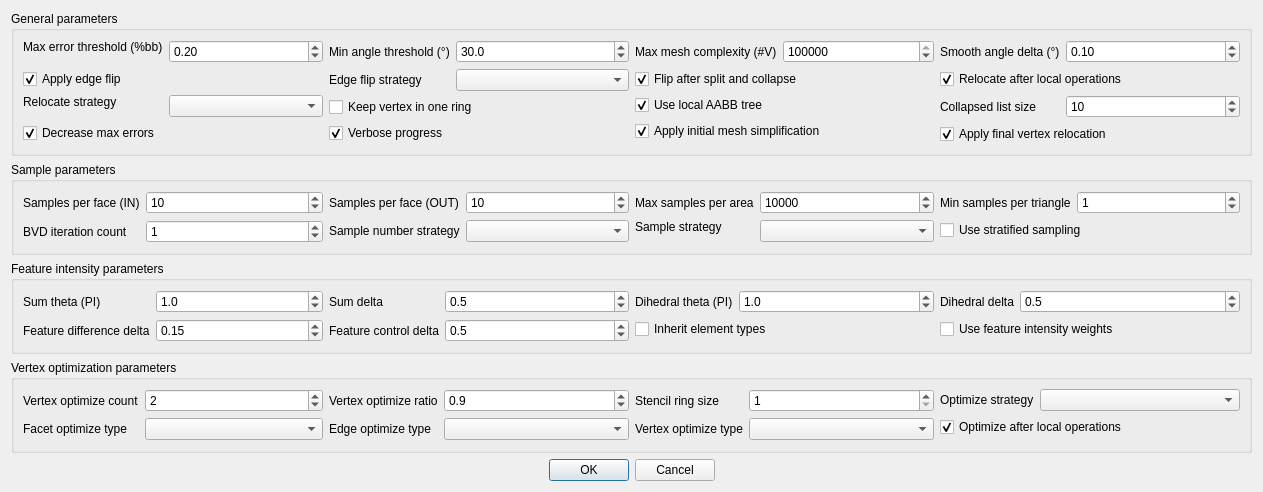
KaimoHu/2019_CGALRemeshing, file src/MinAngle_parameters.ui: the form before one commit.
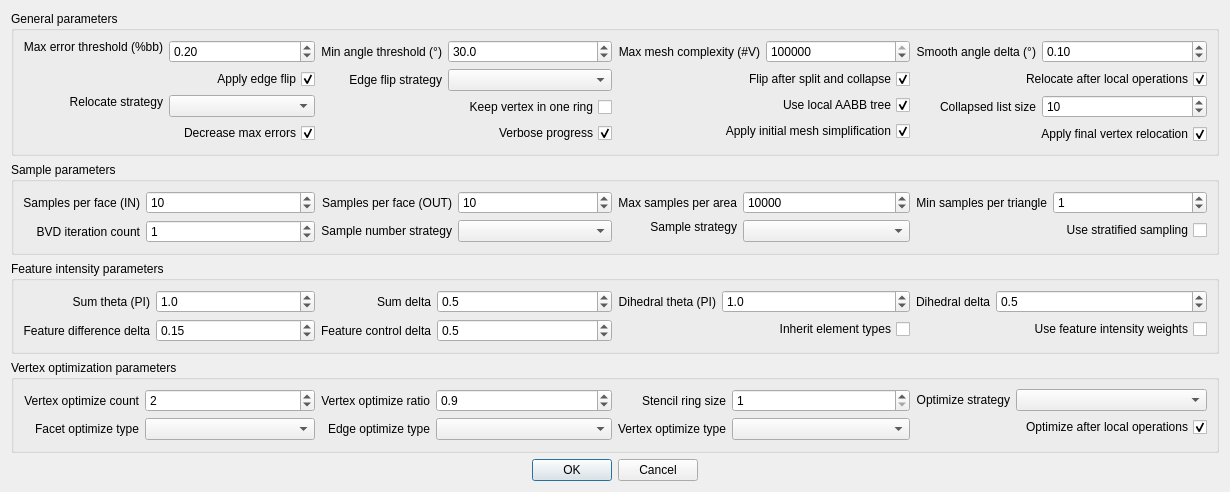
The form after the commit.

Patch:
```diff
--- a/src/MinAngle_parameters.ui
+++ b/src/MinAngle_parameters.ui
@@ -6,10 +6,16 @@
    <rect>
     <x>0</x>
     <y>0</y>
-    <width>1263</width>
+    <width>1230</width>
     <height>492</height>
    </rect>
   </property>
+  <property name="sizePolicy">
+   <sizepolicy hsizetype="Minimum" vsizetype="Preferred">
+    <horstretch>0</horstretch>
+    <verstretch>0</verstretch>
+   </sizepolicy>
+  </property>
   <property name="windowTitle">
    <string>Min Angle Parameters</string>
   </property>
@@ -28,19 +34,25 @@
      <layout class="QHBoxLayout" name="horizontalLayout">
       <item>
        <layout class="QFormLayout" name="formLayout">
+        <property name="labelAlignment">
+         <set>Qt::AlignRight|Qt::AlignTrailing|Qt::AlignVCenter</set>
+        </property>
         <item row="0" column="0">
          <widget class="QLabel" name="label1">
           <property name="sizePolicy">
-           <sizepolicy hsizetype="Fixed" vsizetype="Fixed">
+           <sizepolicy hsizetype="Minimum" vsizetype="Fixed">
             <horstretch>0</horstretch>
             <verstretch>0</verstretch>
            </sizepolicy>
           </property>
+          <property name="layoutDirection">
+           <enum>Qt::LeftToRight</enum>
+          </property>
           <property name="text">
            <string>Max error threshold (%bb)</string>
           </property>
           <property name="alignment">
-           <set>Qt::AlignLeading|Qt::AlignLeft|Qt::AlignVCenter</set>
+           <set>Qt::AlignRight|Qt::AlignTrailing|Qt::AlignVCenter</set>
           </property>
          </widget>
         </item>
@@ -63,7 +75,7 @@
         <item row="1" column="0" colspan="2">
          <widget class="QCheckBox" name="cb_apply_edge_flip">
           <property name="layoutDirection">
-           <enum>Qt::LeftToRight</enum>
+           <enum>Qt::RightToLeft</enum>
           </property>
           <property name="text">
            <string>Apply edge flip</string>
@@ -92,7 +104,7 @@
         <item row="3" column="0" colspan="2">
          <widget class="QCheckBox" name="cb_decrease_max_errors">
           <property name="layoutDirection">
-           <enum>Qt::LeftToRight</enum>
+           <enum>Qt::RightToLeft</enum>
           </property>
           <property name="text">
            <string>Decrease max errors</string>
@@ -105,7 +117,7 @@
         <item row="2" column="0">
          <widget class="QLabel" name="label">
           <property name="sizePolicy">
-           <sizepolicy hsizetype="Fixed" vsizetype="Fixed">
+           <sizepolicy hsizetype="Minimum" vsizetype="Fixed">
             <horstretch>0</horstretch>
             <verstretch>0</verstretch>
            </sizepolicy>
@@ -114,7 +126,7 @@
            <string>Relocate strategy</string>
           </property>
           <property name="alignment">
-           <set>Qt::AlignLeading|Qt::AlignLeft|Qt::AlignVCenter</set>
+           <set>Qt::AlignRight|Qt::AlignTrailing|Qt::AlignVCenter</set>
           </property>
          </widget>
         </item>
@@ -122,13 +134,25 @@
       </item>
       <item>
        <layout class="QFormLayout" name="formLayout_2">
+        <property name="labelAlignment">
+         <set>Qt::AlignRight|Qt::AlignTrailing|Qt::AlignVCenter</set>
+        </property>
         <item row="0" column="0">
          <widget class="QLabel" name="label2">
+          <property name="sizePolicy">
+           <sizepolicy hsizetype="Minimum" vsizetype="Preferred">
+            <horstretch>0</horstretch>
+            <verstretch>0</verstretch>
+           </sizepolicy>
+          </property>
+          <property name="layoutDirection">
+           <enum>Qt::LeftToRight</enum>
+          </property>
           <property name="text">
            <string>Min angle threshold (°)</string>
           </property>
           <property name="alignment">
-           <set>Qt::AlignLeading|Qt::AlignLeft|Qt::AlignVCenter</set>
+           <set>Qt::AlignRight|Qt::AlignTrailing|Qt::AlignVCenter</set>
           </property>
          </widget>
         </item>
@@ -167,7 +191,7 @@
         <item row="2" column="0" colspan="2">
          <widget class="QCheckBox" name="cb_keep_vertex_in_one_ring">
           <property name="layoutDirection">
-           <enum>Qt::LeftToRight</enum>
+           <enum>Qt::RightToLeft</enum>
           </property>
           <property name="text">
            <string>Keep vertex in one ring</string>
@@ -180,7 +204,7 @@
         <item row="3" column="0" colspan="2">
          <widget class="QCheckBox" name="cb_verbose_progress">
           <property name="layoutDirection">
-           <enum>Qt::LeftToRight</enum>
+           <enum>Qt::RightToLeft</enum>
           </property>
           <property name="text">
            <string>Verbose progress</string>
@@ -192,22 +216,40 @@
         </item>
         <item row="1" column="0">
          <widget class="QLabel" name="label_2">
+          <property name="sizePolicy">
+           <sizepolicy hsizetype="Minimum" vsizetype="Preferred">
+            <horstretch>0</horstretch>
+            <verstretch>0</verstretch>
+           </sizepolicy>
+          </property>
           <property name="text">
            <string>Edge flip strategy</string>
           </property>
+          <property name="alignment">
+           <set>Qt::AlignRight|Qt::AlignTrailing|Qt::AlignVCenter</set>
+          </property>
          </widget>
         </item>
        </layout>
       </item>
       <item>
        <layout class="QFormLayout" name="formLayout_3">
+        <property name="labelAlignment">
+         <set>Qt::AlignRight|Qt::AlignTrailing|Qt::AlignVCenter</set>
+        </property>
         <item row="0" column="0">
          <widget class="QLabel" name="label3">
+          <property name="sizePolicy">
+           <sizepolicy hsizetype="Minimum" vsizetype="Preferred">
+            <horstretch>0</horstretch>
+            <verstretch>0</verstretch>
+           </sizepolicy>
+          </property>
           <property name="text">
            <string>Max mesh complexity (#V)</string>
           </property>
           <property name="alignment">
-           <set>Qt::AlignLeading|Qt::AlignLeft|Qt::AlignVCenter</set>
+           <set>Qt::AlignRight|Qt::AlignTrailing|Qt::AlignVCenter</set>
           </property>
          </widget>
         </item>
@@ -224,7 +266,7 @@
         <item row="1" column="0" colspan="2">
          <widget class="QCheckBox" name="cb_flip_after_split_and_collapse">
           <property name="layoutDirection">
-           <enum>Qt::LeftToRight</enum>
+           <enum>Qt::RightToLeft</enum>
           </property>
           <property name="text">
            <string>Flip after split and collapse</string>
@@ -237,7 +279,7 @@
         <item row="2" column="0" colspan="2">
          <widget class="QCheckBox" name="cb_use_local_aabb_tree">
           <property name="layoutDirection">
-           <enum>Qt::LeftToRight</enum>
+           <enum>Qt::RightToLeft</enum>
           </property>
           <property name="text">
            <string>Use local AABB tree</string>
@@ -250,7 +292,7 @@
         <item row="3" column="0" colspan="2">
          <widget class="QCheckBox" name="cb_apply_initial_mesh_simplification">
           <property name="layoutDirection">
-           <enum>Qt::LeftToRight</enum>
+           <enum>Qt::RightToLeft</enum>
           </property>
           <property name="text">
            <string>Apply initial mesh simplification</string>
@@ -264,13 +306,22 @@
       </item>
       <item>
        <layout class="QFormLayout" name="formLayout_4">
+        <property name="labelAlignment">
+         <set>Qt::AlignRight|Qt::AlignTrailing|Qt::AlignVCenter</set>
+        </property>
         <item row="0" column="0">
          <widget class="QLabel" name="label4">
+          <property name="sizePolicy">
+           <sizepolicy hsizetype="Minimum" vsizetype="Preferred">
+            <horstretch>0</horstretch>
+            <verstretch>0</verstretch>
+           </sizepolicy>
+          </property>
           <property name="text">
            <string>Smooth angle delta (°)</string>
           </property>
           <property name="alignment">
-           <set>Qt::AlignLeading|Qt::AlignLeft|Qt::AlignVCenter</set>
+           <set>Qt::AlignRight|Qt::AlignTrailing|Qt::AlignVCenter</set>
           </property>
          </widget>
         </item>
@@ -293,7 +344,7 @@
         <item row="1" column="0" colspan="2">
          <widget class="QCheckBox" name="cb_relocate_after_local_operations">
           <property name="layoutDirection">
-           <enum>Qt::LeftToRight</enum>
+           <enum>Qt::RightToLeft</enum>
           </property>
           <property name="text">
            <string>Relocate after local operations</string>
@@ -319,7 +370,7 @@
         <item row="3" column="0" colspan="2">
          <widget class="QCheckBox" name="cb_apply_final_vertex_relocation">
           <property name="layoutDirection">
-           <enum>Qt::LeftToRight</enum>
+           <enum>Qt::RightToLeft</enum>
           </property>
           <property name="text">
            <string>Apply final vertex relocation</string>
@@ -331,9 +382,18 @@
         </item>
         <item row="2" column="0">
          <widget class="QLabel" name="label_3">
+          <property name="sizePolicy">
+           <sizepolicy hsizetype="Minimum" vsizetype="Preferred">
+            <horstretch>0</horstretch>
+            <verstretch>0</verstretch>
+           </sizepolicy>
+          </property>
           <property name="text">
            <string>Collapsed list size</string>
           </property>
+          <property name="alignment">
+           <set>Qt::AlignRight|Qt::AlignTrailing|Qt::AlignVCenter</set>
+          </property>
          </widget>
         </item>
        </layout>
@@ -355,13 +415,22 @@
      <layout class="QHBoxLayout" name="horizontalLayout_2">
       <item>
        <layout class="QFormLayout" name="formLayout_5">
+        <property name="labelAlignment">
+         <set>Qt::AlignRight|Qt::AlignTrailing|Qt::AlignVCenter</set>
+        </property>
         <item row="0" column="0">
          <widget class="QLabel" name="label6">
+          <property name="sizePolicy">
+           <sizepolicy hsizetype="Minimum" vsizetype="Preferred">
+            <horstretch>0</horstretch>
+            <verstretch>0</verstretch>
+           </sizepolicy>
+          </property>
           <property name="text">
            <string>Samples per face (IN)</string>
           </property>
           <property name="alignment">
-           <set>Qt::AlignLeading|Qt::AlignLeft|Qt::AlignVCenter</set>
+           <set>Qt::AlignRight|Qt::AlignTrailing|Qt::AlignVCenter</set>
           </property>
          </widget>
         </item>
@@ -380,11 +449,17 @@
         </item>
         <item row="1" column="0">
          <widget class="QLabel" name="label10">
+          <property name="sizePolicy">
+           <sizepolicy hsizetype="Minimum" vsizetype="Preferred">
+            <horstretch>0</horstretch>
+            <verstretch>0</verstretch>
+           </sizepolicy>
+          </property>
           <property name="text">
            <string>BVD iteration count</string>
           </property>
           <property name="alignment">
-           <set>Qt::AlignLeading|Qt::AlignLeft|Qt::AlignVCenter</set>
+           <set>Qt::AlignRight|Qt::AlignTrailing|Qt::AlignVCenter</set>
           </property>
          </widget>
         </item>
@@ -402,13 +477,22 @@
       </item>
       <item>
        <layout class="QFormLayout" name="formLayout_6">
+        <property name="labelAlignment">
+         <set>Qt::AlignRight|Qt::AlignTrailing|Qt::AlignVCenter</set>
+        </property>
         <item row="0" column="0">
          <widget class="QLabel" name="label7">
+          <property name="sizePolicy">
+           <sizepolicy hsizetype="Minimum" vsizetype="Preferred">
+            <horstretch>0</horstretch>
+            <verstretch>0</verstretch>
+           </sizepolicy>
+          </property>
           <property name="text">
            <string>Samples per face (OUT)</string>
           </property>
           <property name="alignment">
-           <set>Qt::AlignLeading|Qt::AlignLeft|Qt::AlignVCenter</set>
+           <set>Qt::AlignRight|Qt::AlignTrailing|Qt::AlignVCenter</set>
           </property>
          </widget>
         </item>
@@ -430,11 +514,17 @@
         </item>
         <item row="1" column="0">
          <widget class="QLabel" name="label11">
+          <property name="sizePolicy">
+           <sizepolicy hsizetype="Minimum" vsizetype="Preferred">
+            <horstretch>0</horstretch>
+            <verstretch>0</verstretch>
+           </sizepolicy>
+          </property>
           <property name="text">
            <string>Sample number strategy</string>
           </property>
           <property name="alignment">
-           <set>Qt::AlignLeading|Qt::AlignLeft|Qt::AlignVCenter</set>
+           <set>Qt::AlignRight|Qt::AlignTrailing|Qt::AlignVCenter</set>
           </property>
          </widget>
         </item>
@@ -458,13 +548,22 @@
       </item>
       <item>
        <layout class="QFormLayout" name="formLayout_7">
+        <property name="labelAlignment">
+         <set>Qt::AlignRight|Qt::AlignTrailing|Qt::AlignVCenter</set>
+        </property>
         <item row="0" column="0">
          <widget class="QLabel" name="label8">
+          <property name="sizePolicy">
+           <sizepolicy hsizetype="Minimum" vsizetype="Preferred">
+            <horstretch>0</horstretch>
+            <verstretch>0</verstretch>
+           </sizepolicy>
+          </property>
           <property name="text">
            <string>Max samples per area</string>
           </property>
           <property name="alignment">
-           <set>Qt::AlignLeading|Qt::AlignLeft|Qt::AlignVCenter</set>
+           <set>Qt::AlignRight|Qt::AlignTrailing|Qt::AlignVCenter</set>
           </property>
          </widget>
         </item>
@@ -509,7 +608,7 @@
            <string>Sample strategy</string>
           </property>
           <property name="alignment">
-           <set>Qt::AlignLeading|Qt::AlignLeft|Qt::AlignVCenter</set>
+           <set>Qt::AlignRight|Qt::AlignTrailing|Qt::AlignVCenter</set>
           </property>
          </widget>
         </item>
@@ -517,8 +616,17 @@
       </item>
       <item>
        <layout class="QFormLayout" name="formLayout_8">
+        <property name="labelAlignment">
+         <set>Qt::AlignRight|Qt::AlignTrailing|Qt::AlignVCenter</set>
+        </property>
         <item row="0" column="0">
          <widget class="QLabel" name="label9">
+          <property name="sizePolicy">
+           <sizepolicy hsizetype="Minimum" vsizetype="Preferred">
+            <horstretch>0</horstretch>
+            <verstretch>0</verstretch>
+           </sizepolicy>
+          </property>
           <property name="layoutDirection">
            <enum>Qt::LeftToRight</enum>
           </property>
@@ -526,7 +634,7 @@
            <string>Min samples per triangle</string>
           </property>
           <property name="alignment">
-           <set>Qt::AlignLeading|Qt::AlignLeft|Qt::AlignVCenter</set>
+           <set>Qt::AlignRight|Qt::AlignTrailing|Qt::AlignVCenter</set>
           </property>
          </widget>
         </item>
@@ -543,7 +651,7 @@
         <item row="1" column="0" colspan="2">
          <widget class="QCheckBox" name="cb_use_stratified_sampling">
           <property name="layoutDirection">
-           <enum>Qt::LeftToRight</enum>
+           <enum>Qt::RightToLeft</enum>
           </property>
           <property name="text">
            <string>Use stratified sampling</string>
@@ -572,6 +680,9 @@
      <layout class="QHBoxLayout" name="horizontalLayout_3">
       <item>
        <layout class="QFormLayout" name="formLayout_9">
+        <property name="labelAlignment">
+         <set>Qt::AlignRight|Qt::AlignTrailing|Qt::AlignVCenter</set>
+        </property>
         <item row="0" column="1">
          <widget class="QDoubleSpinBox" name="sb_sum_theta">
           <property name="decimals">
@@ -590,11 +701,17 @@
         </item>
         <item row="1" column="0">
          <widget class="QLabel" name="label15">
+          <property name="sizePolicy">
+           <sizepolicy hsizetype="Minimum" vsizetype="Preferred">
+            <horstretch>0</horstretch>
+            <verstretch>0</verstretch>
+           </sizepolicy>
+          </property>
           <property name="text">
            <string>Feature difference delta</string>
           </property>
           <property name="alignment">
-           <set>Qt::AlignLeading|Qt::AlignLeft|Qt::AlignVCenter</set>
+           <set>Qt::AlignRight|Qt::AlignTrailing|Qt::AlignVCenter</set>
           </property>
          </widget>
         </item>
@@ -616,11 +733,17 @@
         </item>
         <item row="0" column="0">
          <widget class="QLabel" name="label13">
+          <property name="sizePolicy">
+           <sizepolicy hsizetype="Minimum" vsizetype="Preferred">
+            <horstretch>0</horstretch>
+            <verstretch>0</verstretch>
+           </sizepolicy>
+          </property>
           <property name="text">
            <string>Sum theta (PI)</string>
           </property>
           <property name="alignment">
-           <set>Qt::AlignLeading|Qt::AlignLeft|Qt::AlignVCenter</set>
+           <set>Qt::AlignRight|Qt::AlignTrailing|Qt::AlignVCenter</set>
           </property>
          </widget>
         </item>
@@ -628,6 +751,9 @@
       </item>
       <item>
        <layout class="QFormLayout" name="formLayout_10">
+        <property name="labelAlignment">
+         <set>Qt::AlignRight|Qt::AlignTrailing|Qt::AlignVCenter</set>
+        </property>
         <item row="0" column="1">
          <widget class="QDoubleSpinBox" name="sb_sum_delta">
           <property name="decimals">
@@ -646,6 +772,12 @@
         </item>
         <item row="1" column="0">
          <widget class="QLabel" name="label18">
+          <property name="sizePolicy">
+           <sizepolicy hsizetype="Minimum" vsizetype="Preferred">
+            <horstretch>0</horstretch>
+            <verstretch>0</verstretch>
+           </sizepolicy>
+          </property>
           <property name="layoutDirection">
            <enum>Qt::LeftToRight</enum>
           </property>
@@ -653,7 +785,7 @@
            <string>Feature control delta</string>
           </property>
           <property name="alignment">
-           <set>Qt::AlignLeading|Qt::AlignLeft|Qt::AlignVCenter</set>
+           <set>Qt::AlignRight|Qt::AlignTrailing|Qt::AlignVCenter</set>
           </property>
          </widget>
         </item>
@@ -675,11 +807,17 @@
         </item>
         <item row="0" column="0">
          <widget class="QLabel" name="label14">
+          <property name="sizePolicy">
+           <sizepolicy hsizetype="Minimum" vsizetype="Preferred">
+            <horstretch>0</horstretch>
+            <verstretch>0</verstretch>
+           </sizepolicy>
+          </property>
           <property name="text">
            <string>Sum delta</string>
           </property>
           <property name="alignment">
-           <set>Qt::AlignLeading|Qt::AlignLeft|Qt::AlignVCenter</set>
+           <set>Qt::AlignRight|Qt::AlignTrailing|Qt::AlignVCenter</set>
           </property>
          </widget>
         </item>
@@ -687,13 +825,22 @@
       </item>
       <item>
        <layout class="QFormLayout" name="formLayout_11">
+        <property name="labelAlignment">
+         <set>Qt::AlignRight|Qt::AlignTrailing|Qt::AlignVCenter</set>
+        </property>
         <item row="0" column="0">
          <widget class="QLabel" name="label16">
+          <property name="sizePolicy">
+           <sizepolicy hsizetype="Minimum" vsizetype="Preferred">
+            <horstretch>0</horstretch>
+            <verstretch>0</verstretch>
+           </sizepolicy>
+          </property>
           <property name="text">
            <string>Dihedral theta (PI)</string>
           </property>
           <property name="alignment">
-           <set>Qt::AlignLeading|Qt::AlignLeft|Qt::AlignVCenter</set>
+           <set>Qt::AlignRight|Qt::AlignTrailing|Qt::AlignVCenter</set>
           </property>
          </widget>
         </item>
@@ -716,7 +863,7 @@
         <item row="1" column="0" colspan="2">
          <widget class="QCheckBox" name="cb_inherit_element_types">
           <property name="layoutDirection">
-           <enum>Qt::LeftToRight</enum>
+           <enum>Qt::RightToLeft</enum>
           </property>
           <property name="text">
            <string>Inherit element types</string>
@@ -730,13 +877,22 @@
       </item>
       <item>
        <layout class="QFormLayout" name="formLayout_12">
+        <property name="labelAlignment">
+         <set>Qt::AlignRight|Qt::AlignTrailing|Qt::AlignVCenter</set>
+        </property>
         <item row="0" column="0">
          <widget class="QLabel" name="label17">
+          <property name="sizePolicy">
+           <sizepolicy hsizetype="Minimum" vsizetype="Preferred">
+            <horstretch>0</horstretch>
+            <verstretch>0</verstretch>
+           </sizepolicy>
+          </property>
           <property name="text">
            <string>Dihedral delta</string>
           </property>
           <property name="alignment">
-           <set>Qt::AlignLeading|Qt::AlignLeft|Qt::AlignVCenter</set>
+           <set>Qt::AlignRight|Qt::AlignTrailing|Qt::AlignVCenter</set>
           </property>
          </widget>
         </item>
@@ -765,7 +921,7 @@
         <item row="1" column="0" colspan="2">
          <widget class="QCheckBox" name="cb_use_feature_intensity_weights">
           <property name="layoutDirection">
-           <enum>Qt::LeftToRight</enum>
+           <enum>Qt::RightToLeft</enum>
           </property>
           <property name="text">
            <string>Use feature intensity weights</string>
@@ -794,13 +950,22 @@
      <layout class="QHBoxLayout" name="horizontalLayout_4">
       <item>
        <layout class="QFormLayout" name="formLayout_13">
+        <property name="labelAlignment">
+         <set>Qt::AlignRight|Qt::AlignTrailing|Qt::AlignVCenter</set>
+        </property>
         <item row="0" column="0">
          <widget class="QLabel" name="label19">
+          <property name="sizePolicy">
+           <sizepolicy hsizetype="Minimum" vsizetype="Preferred">
+            <horstretch>0</horstretch>
+            <verstretch>0</verstretch>
+           </sizepolicy>
+          </property>
           <property name="text">
            <string>Vertex optimize count</string>
           </property>
           <property name="alignment">
-           <set>Qt::AlignLeading|Qt::AlignLeft|Qt::AlignVCenter</set>
+           <set>Qt::AlignRight|Qt::AlignTrailing|Qt::AlignVCenter</set>
           </property>
          </widget>
         </item>
@@ -814,23 +979,29 @@
           </property>
          </widget>
         </item>
+        <item row="1" column="1">
+         <widget class="QComboBox" name="cb_face_optimize_type">
+          <property name="editable">
+           <bool>false</bool>
+          </property>
+          <property name="currentIndex">
+           <number>-1</number>
+          </property>
+         </widget>
+        </item>
         <item row="1" column="0">
          <widget class="QLabel" name="label22">
+          <property name="sizePolicy">
+           <sizepolicy hsizetype="Minimum" vsizetype="Preferred">
+            <horstretch>0</horstretch>
+            <verstretch>0</verstretch>
+           </sizepolicy>
+          </property>
           <property name="text">
            <string>Facet optimize type</string>
           </property>
           <property name="alignment">
-           <set>Qt::AlignLeading|Qt::AlignLeft|Qt::AlignVCenter</set>
-          </property>
-         </widget>
-        </item>
-        <item row="1" column="1">
-         <widget class="QComboBox" name="cb_face_optimize_type">
-          <property name="editable">
-           <bool>false</bool>
-          </property>
-          <property name="currentIndex">
-           <number>-1</number>
+           <set>Qt::AlignRight|Qt::AlignTrailing|Qt::AlignVCenter</set>
           </property>
          </widget>
         </item>
@@ -838,13 +1009,22 @@
       </item>
       <item>
        <layout class="QFormLayout" name="formLayout_14">
+        <property name="labelAlignment">
+         <set>Qt::AlignRight|Qt::AlignTrailing|Qt::AlignVCenter</set>
+        </property>
         <item row="0" column="0">
          <widget class="QLabel" name="label20">
+          <property name="sizePolicy">
+           <sizepolicy hsizetype="Minimum" vsizetype="Preferred">
+            <horstretch>0</horstretch>
+            <verstretch>0</verstretch>
+           </sizepolicy>
+          </property>
           <property name="text">
            <string>Vertex optimize ratio</string>
           </property>
           <property name="alignment">
-           <set>Qt::AlignLeading|Qt::AlignLeft|Qt::AlignVCenter</set>
+           <set>Qt::AlignRight|Qt::AlignTrailing|Qt::AlignVCenter</set>
           </property>
          </widget>
         </item>
@@ -866,11 +1046,17 @@
         </item>
         <item row="1" column="0">
          <widget class="QLabel" name="label23">
+          <property name="sizePolicy">
+           <sizepolicy hsizetype="Minimum" vsizetype="Preferred">
+            <horstretch>0</horstretch>
+            <verstretch>0</verstretch>
+           </sizepolicy>
+          </property>
           <property name="text">
            <string>Edge optimize type</string>
           </property>
           <property name="alignment">
-           <set>Qt::AlignLeading|Qt::AlignLeft|Qt::AlignVCenter</set>
+           <set>Qt::AlignRight|Qt::AlignTrailing|Qt::AlignVCenter</set>
           </property>
          </widget>
         </item>
@@ -888,13 +1074,22 @@
       </item>
       <item>
        <layout class="QFormLayout" name="formLayout_15">
+        <property name="labelAlignment">
+         <set>Qt::AlignRight|Qt::AlignTrailing|Qt::AlignVCenter</set>
+        </property>
         <item row="0" column="0">
          <widget class="QLabel" name="label21">
+          <property name="sizePolicy">
+           <sizepolicy hsizetype="Minimum" vsizetype="Preferred">
+            <horstretch>0</horstretch>
+            <verstretch>0</verstretch>
+           </sizepolicy>
+          </property>
           <property name="text">
            <string>Stencil ring size</string>
           </property>
           <property name="alignment">
-           <set>Qt::AlignLeading|Qt::AlignLeft|Qt::AlignVCenter</set>
+           <set>Qt::AlignRight|Qt::AlignTrailing|Qt::AlignVCenter</set>
           </property>
          </widget>
         </item>
@@ -910,11 +1105,17 @@
         </item>
         <item row="1" column="0">
          <widget class="QLabel" name="label24">
+          <property name="sizePolicy">
+           <sizepolicy hsizetype="Minimum" vsizetype="Preferred">
+            <horstretch>0</horstretch>
+            <verstretch>0</verstretch>
+           </sizepolicy>
+          </property>
           <property name="text">
            <string>Vertex optimize type</string>
           </property>
           <property name="alignment">
-           <set>Qt::AlignLeading|Qt::AlignLeft|Qt::AlignVCenter</set>
+           <set>Qt::AlignRight|Qt::AlignTrailing|Qt::AlignVCenter</set>
           </property>
          </widget>
         </item>
@@ -932,13 +1133,22 @@
       </item>
       <item>
        <layout class="QFormLayout" name="formLayout_16">
+        <property name="labelAlignment">
+         <set>Qt::AlignRight|Qt::AlignTrailing|Qt::AlignVCenter</set>
+        </property>
         <item row="0" column="0">
          <widget class="QLabel" name="label25">
+          <property name="sizePolicy">
+           <sizepolicy hsizetype="Minimum" vsizetype="Preferred">
+            <horstretch>0</horstretch>
+            <verstretch>0</verstretch>
+           </sizepolicy>
+          </property>
           <property name="text">
            <string>Optimize strategy</string>
           </property>
           <property name="alignment">
-           <set>Qt::AlignLeading|Qt::AlignLeft|Qt::AlignVCenter</set>
+           <set>Qt::AlignRight|Qt::AlignTrailing|Qt::AlignVCenter</set>
           </property>
          </widget>
         </item>
@@ -955,7 +1165,7 @@
         <item row="1" column="0" colspan="2">
          <widget class="QCheckBox" name="cb_optimize_after_local_operations">
           <property name="layoutDirection">
-           <enum>Qt::LeftToRight</enum>
+           <enum>Qt::RightToLeft</enum>
           </property>
           <property name="text">
            <string>Optimize after local operations</string>
```
